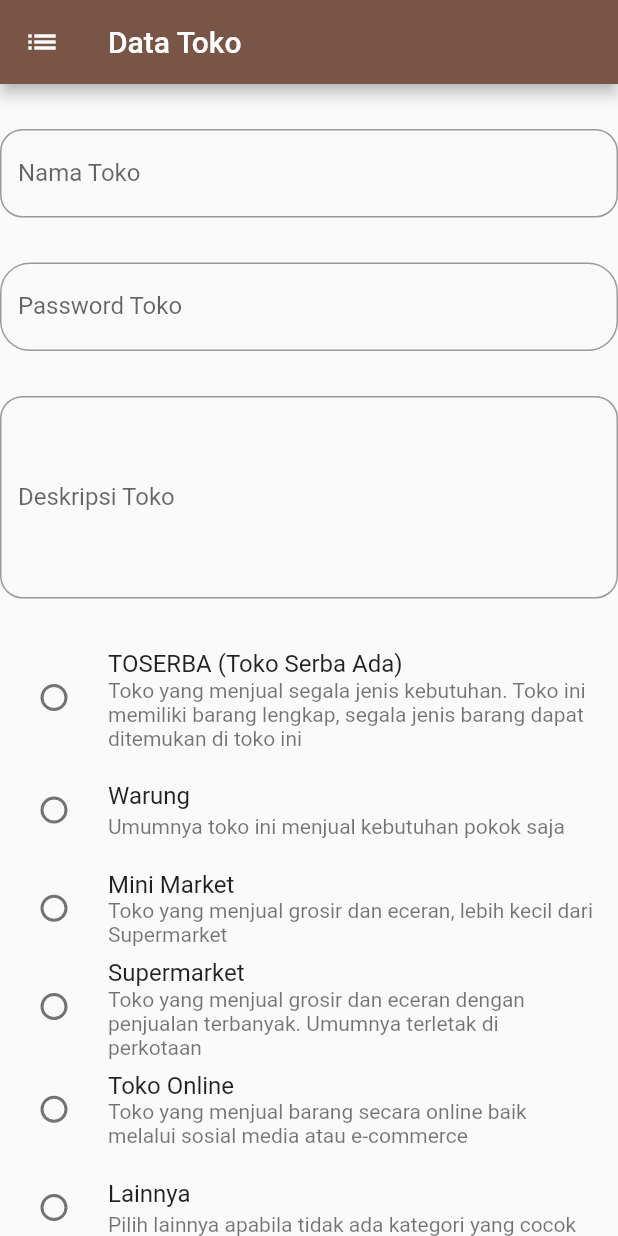
After one commit to christophercalvin/KelompokB_SDGs9, a Flutter app: the DataToko screen opened directly, on a phone screen of 412 x 824 dp. The commit adds this screen. Run offline on Flutter 3.47's test engine with Material 2 defaults, Android fonts, the phone set to English and light mode, and no system bars; our stand-ins replace page_transition; network calls fail.

Commit message:
added form input text
added catatan toko
added profile toko

```diff
--- /dev/null
+++ b/lib/data_toko.dart
@@ -0,0 +1,207 @@
+import "package:flutter/material.dart";
+import 'package:flutter/services.dart';
+import 'package:kulakan_store/MitraKami.dart';
+import 'package:kulakan_store/routingGantiPage.dart';
+import 'package:page_transition/page_transition.dart';
+
+void main(){
+  runApp(new MaterialApp(
+    home: new DataToko(),
+  ));
+}
+
+class DataToko extends StatefulWidget {
+  @override
+  _DataToko createState() => _DataToko();
+}
+
+class _DataToko extends State<DataToko> {
+
+  List<String> kepemilikan=["Atas Nama Pribadi", "Atas Nama CV", "Atas Nama PT", "Atas Nama UD", "Asosiasi Tetapi Bukan PT/CV/UD", "Lainnya"];
+  String _kepemilikan="Atas Nama Pribadi";
+
+  String _KategoriToko=" ";
+
+  TextEditingController controllerNama= new TextEditingController();
+  TextEditingController controllerPassword= new TextEditingController();
+  TextEditingController controllerDeskripsi= new TextEditingController();
+
+  void _pilihKategoriToko(String value){
+    setState((){
+      _KategoriToko=value;
+    });
+  }
+
+  void pilihKepemilikan(String value){
+    setState(() {
+      _kepemilikan=value;
+    });
+  }
+
+  void _kirimdata(){
+    AlertDialog alertDialog= new AlertDialog(
+      content: new Container(
+        height: 200.0,
+        child: new Column(
+          children: <Widget>[
+            new Text("Nama Toko: ${controllerNama.text}"),
+            new Text("Password Toko: ${controllerPassword.text}"),
+            new Text("Deskripsi Toko: ${controllerDeskripsi.text}"),
+            new Text("Kategori Toko: $_KategoriToko"),
+            new Text("Kepemilikan Toko: $_kepemilikan"),
+          ],
+        )
+      ),
+    );
+    showDialog(context: context, child:alertDialog);
+  }
+  @override
+  Widget build(BuildContext context) {
+    return new Scaffold(
+      appBar: new AppBar(
+        leading: new Icon(Icons.list),
+        title: new Text ("Data Toko"),
+      ),
+
+      body: ListView(
+        children: [
+          new Container(
+              child: new Column(
+                children: <Widget>[
+                  new Padding(padding: new EdgeInsets.only(top: 30.0),),
+                  new TextField(
+                    controller: controllerNama,
+                    decoration: new InputDecoration(
+                        hintText: "Tulis Nama Toko Disini",
+                        labelText: "Nama Toko",
+                        border: new OutlineInputBorder(
+                            borderRadius: new BorderRadius.circular(15.0)
+                        )
+                    ),
+                  ),
+
+                  new Padding(padding: new EdgeInsets.only(top: 30.0),),
+                  new TextField(
+                    controller: controllerPassword,
+                    obscureText: true,
+                    decoration: new InputDecoration(
+                        hintText: "Password",
+                        labelText: "Password Toko",
+                        border: new OutlineInputBorder(
+                            borderRadius: new BorderRadius.circular(20.0)
+                        )
+                    ),
+                  ),
+
+                  new Padding(padding: new EdgeInsets.only(top: 30.0),),
+                  new TextField(
+                    controller: controllerDeskripsi,
+                    maxLines: 5,
+                    decoration: new InputDecoration(
+                        hintText: "Tulis Deskripsi Disini",
+                        labelText: "Deskripsi Toko",
+                        border: new OutlineInputBorder(
+                            borderRadius: new BorderRadius.circular(15.0)
+                        )
+                    ),
+                  ),
+
+                  new Padding(padding: new EdgeInsets.only(top: 30.0),),
+                  new RadioListTile(
+                    value: "TOSERBA (Toko Serba Ada)",
+                    title: new Text ("TOSERBA (Toko Serba Ada)"),
+                    groupValue: _KategoriToko,
+                    onChanged: (String value){
+                      _pilihKategoriToko(value);
+                    },
+                    activeColor: Colors.green,
+                    subtitle: new Text("Toko yang menjual segala jenis kebutuhan. Toko ini memiliki barang lengkap, segala jenis barang dapat ditemukan di toko ini"),
+                  ),
+
+                  new RadioListTile(
+                    value: "Warung",
+                    title: new Text ("Warung"),
+                    groupValue: _KategoriToko,
+                    onChanged: (String value){
+                      _pilihKategoriToko(value);
+                    },
+                      activeColor: Colors.green,
+                      subtitle: new Text("Umumnya toko ini menjual kebutuhan pokok saja"),
+                  ),
+
+                  new RadioListTile(
+                      value: "Mini Market",
+                      title: new Text ("Mini Market"),
+                      groupValue: _KategoriToko,
+                      onChanged: (String value){
+                        _pilihKategoriToko(value);
+                      },
+                      activeColor: Colors.green,
+                    subtitle: new Text("Toko yang menjual grosir dan eceran, lebih kecil dari Supermarket"),
+                  ),
+
+                  new RadioListTile(
+                      value: "Supermarket",
+                      title: new Text ("Supermarket"),
+                      groupValue: _KategoriToko,
+                      onChanged: (String value){
+                        _pilihKategoriToko(value);
+                      },
+                      activeColor: Colors.green,
+                      subtitle: new Text("Toko yang menjual grosir dan eceran dengan penjualan terbanyak. Umumnya terletak di perkotaan")
+                  ),
+
+                  new RadioListTile(
+                      value: "Toko Online",
+                      title: new Text ("Toko Online"),
+                      groupValue: _KategoriToko,
+                      onChanged: (String value){
+                        _pilihKategoriToko(value);
+                      },
+                      activeColor: Colors.green,
+                      subtitle: new Text("Toko yang menjual barang secara online baik melalui sosial media atau e-commerce"),
+                  ),
+
+                  new RadioListTile(
+                    value: "Lainnya",
+                    title: new Text ("Lainnya"),
+                    groupValue: _KategoriToko,
+                    onChanged: (String value){
+                      _pilihKategoriToko(value);
+                    },
+                    activeColor: Colors.green,
+                    subtitle: new Text("Pilih lainnya apabila tidak ada kategori yang cocok"),
+                  ),
+
+                  new Padding(padding: new EdgeInsets.only(top: 30.0),),
+
+                  new Row(
+                    children: <Widget>[
+                        new Text("Pilih Status Kepemilikan Toko", style: new TextStyle(fontSize: 15.0, color: Colors.blue))
+                    ],
+                  ),
+                  new DropdownButton(
+                      onChanged:(String value){
+                        pilihKepemilikan(value);
+                      },
+                      value: _kepemilikan,
+                      items: kepemilikan.map((String value){
+                        return new DropdownMenuItem(
+                          value: value,
+                          child: new Text(value),
+                        );
+                      }).toList()),
+
+                  new RaisedButton(
+                    child: new Text("OK"),
+                    color: Colors.blue,
+                    onPressed: (){_kirimdata();},
+                  )
+                ],
+              )
+          ),
+        ],
+      ),
+    );
+  }
+}
```
Also changed, not shown: lib/catatan_toko.dart (added, +87 -0 lines), lib/detail.dart (+36 -0 lines).
